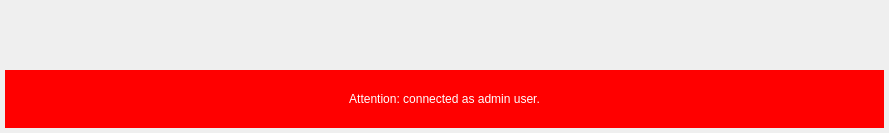
Qt form nicos_ess/gui/main.ui (ess-dmsc/nicos) before a commit.
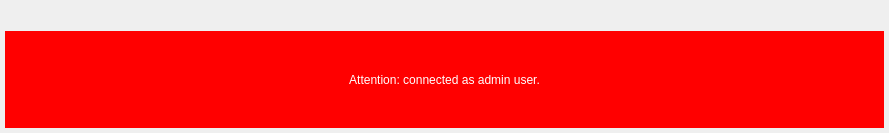
The same form after that commit. Icons and pictures are not drawn.

Commit message: creat login and logout update button

What changed in the file:
```diff
--- a/nicos_ess/gui/main.ui
+++ b/nicos_ess/gui/main.ui
@@ -32,6 +32,9 @@
       <property name="leftMargin">
        <number>6</number>
       </property>
+      <property name="topMargin">
+       <number>6</number>
+      </property>
       <property name="rightMargin">
        <number>10</number>
       </property>
@@ -52,15 +55,7 @@
        </spacer>
       </item>
       <item>
-       <layout class="QHBoxLayout" name="menuRight">
-        <item>
-         <widget class="QLabel" name="userLabel">
-          <property name="text">
-           <string/>
-          </property>
-         </widget>
-        </item>
-       </layout>
+       <layout class="QHBoxLayout" name="menuRight"/>
       </item>
      </layout>
     </item>
```
The commit also changes 1 other file.
